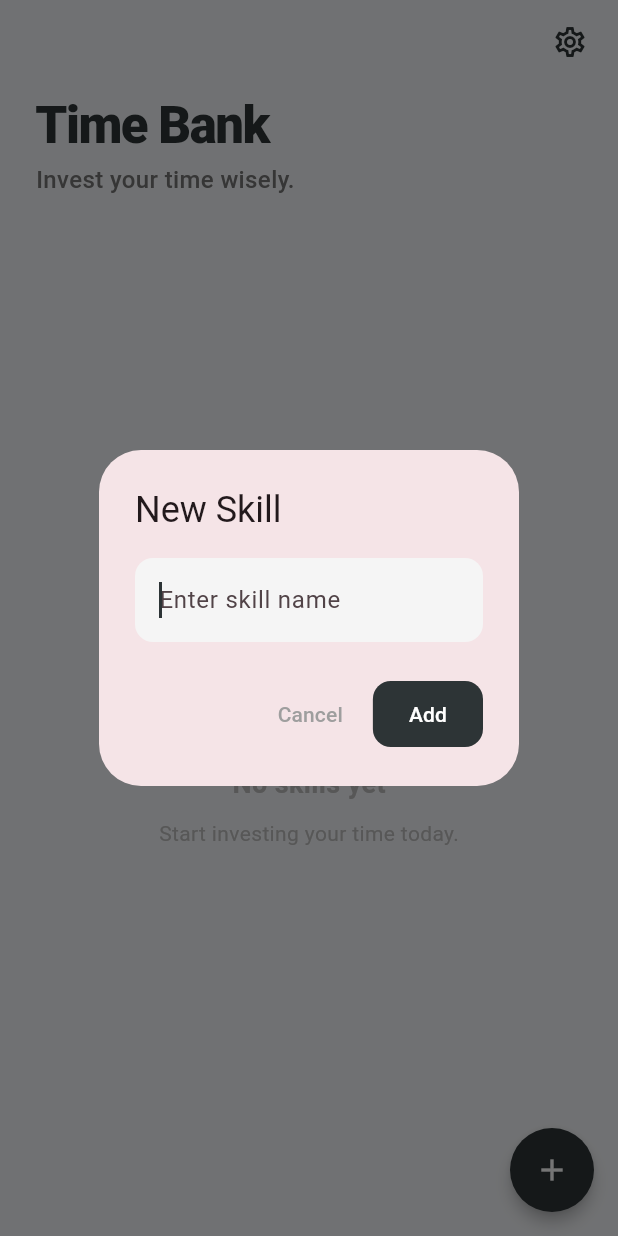
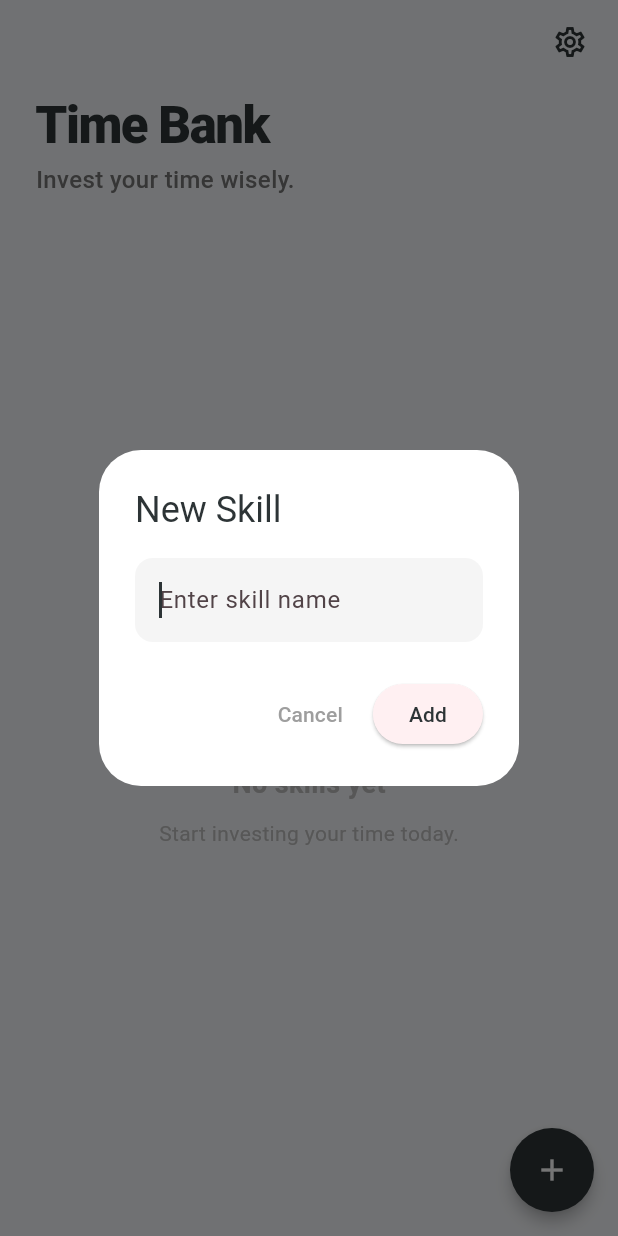
Before and after one commit to sakura-424/time_bank, a Flutter app: the screen it shows after launch, after a tap on the "add" icon, on a phone screen of 412 x 824 dp. Run offline on Flutter 3.47's test engine with Material 3 defaults, Android fonts, the phone set to English and light mode, and no system bars; our stand-ins replace file_picker, fl_chart, flutter_heatmap_calendar, share_plus, shared_preferences.

Commit message:
テーマファイル作成

```diff
--- a/lib/main.dart
+++ b/lib/main.dart
@@ -1,122 +1,26 @@
 import 'package:flutter/material.dart';
 import 'screens/home_screen.dart';
+import 'theme/app_theme.dart'; // ★作成したファイルをインポート
 
-// ★追加: アプリ全体で共有するテーマ管理のスイッチ
-// (どこからでもアクセスできるようにトップレベルに置きます)
 final ValueNotifier<ThemeMode> themeNotifier = ValueNotifier(ThemeMode.light);
 
 void main() {
   runApp(const TimeBankApp());
 }
-
 class TimeBankApp extends StatelessWidget {
   const TimeBankApp({super.key});
 
   @override
   Widget build(BuildContext context) {
-    // ★変更: ValueListenableBuilderで囲み、通知が来たら再描画するようにする
     return ValueListenableBuilder<ThemeMode>(
       valueListenable: themeNotifier,
       builder: (_, mode, __) {
         return MaterialApp(
           title: 'Time Bank',
           debugShowCheckedModeBanner: false,
-
-          // ★今のモード（light または dark）
           themeMode: mode,
-
-          // === ライトモード（既存のデザイン） ===
-          theme: ThemeData(
-            useMaterial3: true,
-            brightness: Brightness.light,
-            scaffoldBackgroundColor: const Color(0xFFF5F7FA),
-            colorScheme: ColorScheme.fromSeed(
-              seedColor: Colors.black,
-              primary: const Color(0xFF2D3436),
-              secondary: const Color(0xFF636E72),
-            ),
-            appBarTheme: const AppBarTheme(
-              backgroundColor: Colors.transparent,
-              elevation: 0,
-              centerTitle: false,
-              titleTextStyle: TextStyle(
-                color: Color(0xFF2D3436),
-                fontSize: 24,
-                fontWeight: FontWeight.w800,
-                letterSpacing: -0.5,
-              ),
-              iconTheme: IconThemeData(color: Color(0xFF2D3436)),
-            ),
-            cardTheme: CardThemeData(
-              elevation: 0,
-              color: Colors.white,
-              shape: RoundedRectangleBorder(
-                borderRadius: BorderRadius.circular(20),
-                side: BorderSide(color: Colors.grey.withOpacity(0.1), width: 1),
-              ),
-            ),
-            elevatedButtonTheme: ElevatedButtonThemeData(
-              style: ElevatedButton.styleFrom(
-                backgroundColor: const Color(0xFF2D3436),
-                foregroundColor: Colors.white,
-                elevation: 0,
-                shape: RoundedRectangleBorder(borderRadius: BorderRadius.circular(12)),
-                padding: const EdgeInsets.symmetric(horizontal: 24, vertical: 12),
-              ),
-            ),
-          ),
-
-          // === ★追加: ダークモード（黒ベースのかっこいいデザイン） ===
-          darkTheme: ThemeData(
-            useMaterial3: true,
-            brightness: Brightness.dark,
-            // 真っ黒すぎない目に優しいダークグレー
-            scaffoldBackgroundColor: const Color(0xFF121212),
-            colorScheme: ColorScheme.fromSeed(
-              seedColor: Colors.white,
-              brightness: Brightness.dark,
-              primary: Colors.white, // メインカラーは白
-              secondary: const Color(0xFFB0BEC5),
-            ),
-            appBarTheme: const AppBarTheme(
-              backgroundColor: Colors.transparent,
-              elevation: 0,
-              centerTitle: false,
-              titleTextStyle: TextStyle(
-                color: Colors.white, // タイトルは白
-                fontSize: 24,
-                fontWeight: FontWeight.w800,
-                letterSpacing: -0.5,
-              ),
-              iconTheme: IconThemeData(color: Colors.white),
-            ),
-            cardTheme: CardThemeData(
-              elevation: 0,
-              // カードは背景より少し明るいグレー
-              color: const Color(0xFF1E1E1E),
-              shape: RoundedRectangleBorder(
-                borderRadius: BorderRadius.circular(20),
-                side: BorderSide(color: Colors.white.withValues(alpha: 0.05), width: 1),
-              ),
-            ),
-            // リストタイルや文字色調整
-            textTheme: const TextTheme(
-              bodyMedium: TextStyle(color: Color(0xFFEEEEEE)),
-              bodySmall: TextStyle(color: Color(0xFFB0BEC5)),
-            ),
-            elevatedButtonTheme: ElevatedButtonThemeData(
-              style: ElevatedButton.styleFrom(
-                backgroundColor: Colors.white, // ボタンは白
-                foregroundColor: Colors.black, // 文字は黒
-                elevation: 0,
-                shape: RoundedRectangleBorder(borderRadius: BorderRadius.circular(12)),
-                padding: const EdgeInsets.symmetric(horizontal: 24, vertical: 12),
-              ),
-            ),
-            // ダイアログなどの背景
-            dialogBackgroundColor: const Color(0xFF1E1E1E),
-          ),
-
+          theme: AppTheme.light,
+          darkTheme: AppTheme.dark,
           home: const HomeScreen(),
         );
       },
--- /dev/null
+++ b/lib/theme/app_theme.dart
@@ -0,0 +1,97 @@
+import 'package:flutter/material.dart';
+
+class AppTheme {
+  // インスタンス化させないためのプライベートコンストラクタ
+  AppTheme._();
+
+  // === 共通カラー定義 (Variables) ===
+  static const Color _lightPrimary = Color(0xFF2D3436); // 黒に近いグレー
+  static const Color _lightBg = Color(0xFFF5F7FA);      // 薄いグレー背景
+  static const Color _darkBg = Color(0xFF121212);       // ダークモード背景
+  static const Color _darkSurface = Color(0xFF1E1E1E);  // ダークモードのカード色
+
+  // === ライトモード設定 ===
+  static final ThemeData light = ThemeData(
+    useMaterial3: true,
+    brightness: Brightness.light,
+    scaffoldBackgroundColor: _lightBg,
+
+    // カラーパレット定義
+    colorScheme: ColorScheme.fromSeed(
+      seedColor: Colors.black,
+      primary: _lightPrimary,           // メインカラー
+      secondary: const Color(0xFF636E72), // サブテキストなど
+      surface: Colors.white,            // カードなどの表面色
+      onSurface: _lightPrimary,         // 表面の上の文字色
+    ),
+
+    // AppBarのスタイル
+    appBarTheme: const AppBarTheme(
+      backgroundColor: Colors.transparent,
+      elevation: 0,
+      centerTitle: false,
+      iconTheme: IconThemeData(color: _lightPrimary),
+      titleTextStyle: TextStyle(
+        color: _lightPrimary,
+        fontSize: 24,
+        fontWeight: FontWeight.w800,
+        letterSpacing: -0.5,
+      ),
+    ),
+    // カードのスタイル
+    cardTheme: CardThemeData(
+      elevation: 0,
+      color: Colors.white,
+      shape: RoundedRectangleBorder(
+        borderRadius: BorderRadius.circular(20),
+        side: BorderSide(color: Colors.grey.withValues(alpha: 0.1), width: 1),
+      ),
+    ),
+    // ダイアログのスタイル
+    dialogTheme: const DialogThemeData(
+      backgroundColor: Colors.white,
+      surfaceTintColor: Colors.transparent,
+    ),
+  );
+
+  // === ダークモード設定 ===
+  static final ThemeData dark = ThemeData(
+    useMaterial3: true,
+    brightness: Brightness.dark,
+    scaffoldBackgroundColor: _darkBg,
+
+    colorScheme: ColorScheme.fromSeed(
+      seedColor: Colors.white,
+      brightness: Brightness.dark,
+      primary: Colors.white,
+      secondary: const Color(0xFFB0BEC5),
+      surface: _darkSurface,
+      onSurface: Colors.white,
+    ),
+
+    appBarTheme: const AppBarTheme(
+      backgroundColor: Colors.transparent,
+      elevation: 0,
+      centerTitle: false,
+      iconTheme: IconThemeData(color: Colors.white),
+      titleTextStyle: TextStyle(
+        color: Colors.white,
+        fontSize: 24,
+        fontWeight: FontWeight.w800,
+        letterSpacing: -0.5,
+      ),
+    ),
+    cardTheme: CardThemeData(
+      elevation: 0,
+      color: _darkSurface,
+      shape: RoundedRectangleBorder(
+        borderRadius: BorderRadius.circular(20),
+        side: BorderSide(color: Colors.white.withValues(alpha: 0.05), width: 1),
+      ),
+    ),
+    dialogTheme: const DialogThemeData(
+      backgroundColor: _darkSurface,
+      surfaceTintColor: Colors.transparent,
+    ),
+  );
+}
```
Also changed, not shown: lib/screens/skill_detail_screen.dart (+23 -20 lines).
